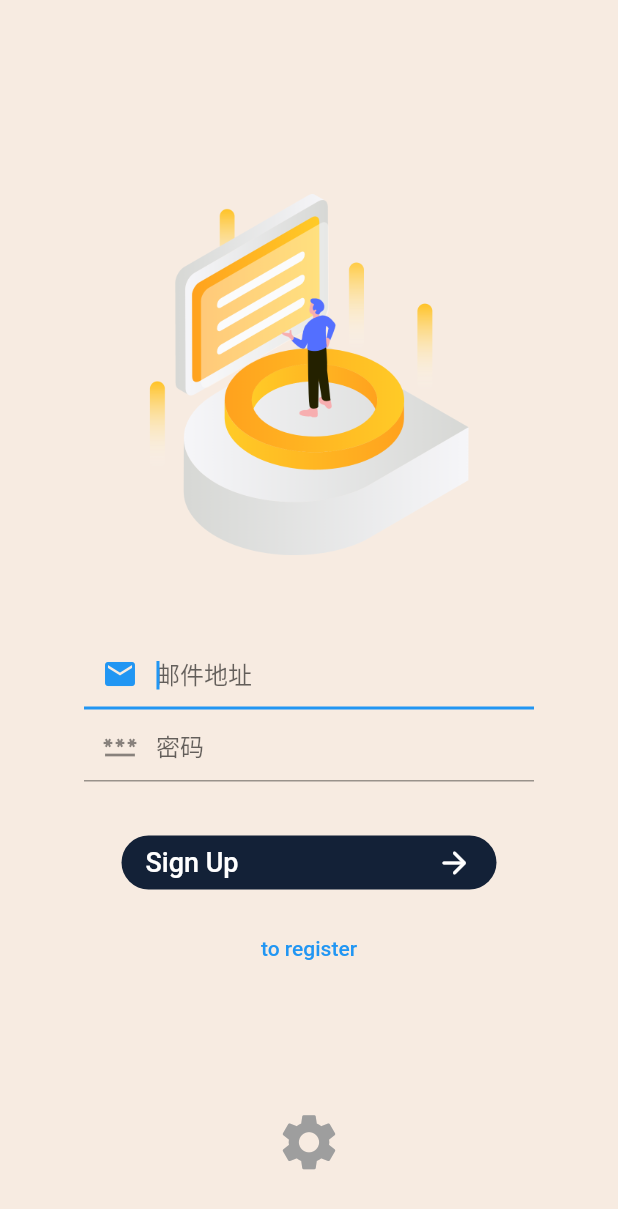
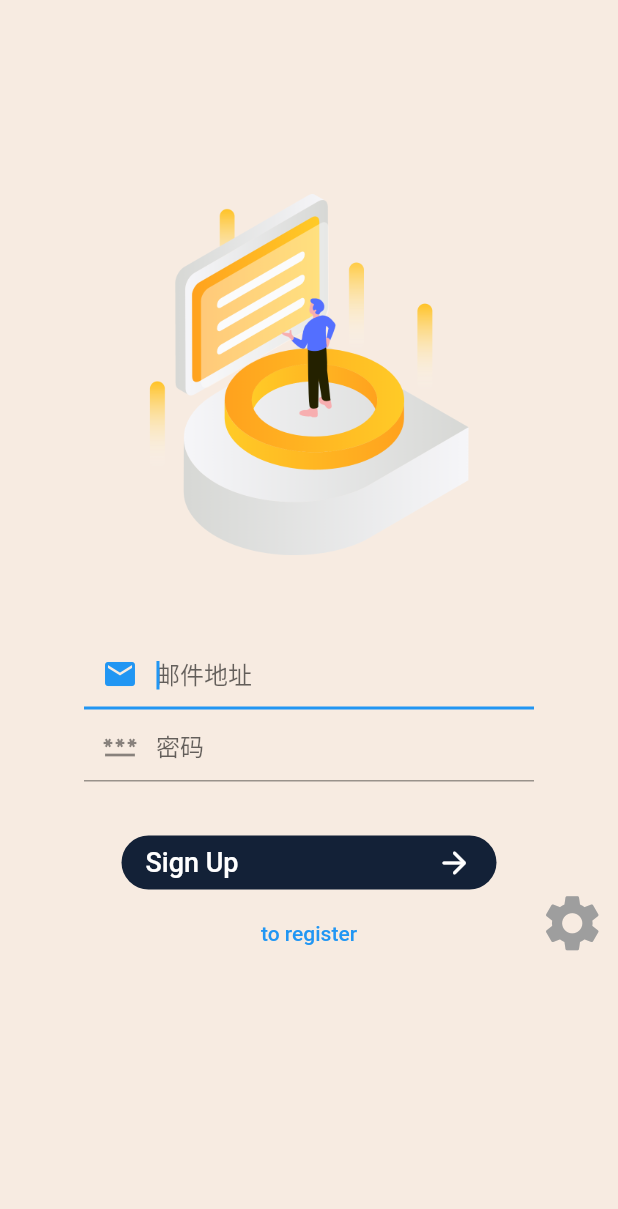
Before and after one commit to liwei1dao/lgflutter_console, a Flutter app: the screen it shows after launch, on a phone screen of 412 x 824 dp. Shown: the top 1209 px of the screen. Run offline on Flutter 3.47's test engine with Material 2 defaults, Android fonts, the phone set to English and light mode, and no system bars; drawn by our look-alikes of oktoast; our stand-ins replace convert, dio, flutter_spinkit, flutter_svg, shared_preferences; accounts and stored records are empty.

Commit message:
上传代码

```diff
--- a/lib/managers/dio_manager.dart
+++ b/lib/managers/dio_manager.dart
@@ -6,6 +6,7 @@ import 'package:dio/adapter.dart';
 import 'package:dio/dio.dart';
 import 'package:flutter/cupertino.dart';
 import 'package:lgflutter_console/managers/storage_manager.dart';
+import 'package:lgflutter_console/models/user_model.dart';
 
 String _signKey = "";
 // 是否启用代理
@@ -357,7 +358,8 @@ class RequestInterceptor extends Interceptor {
   @override
   // ignore: avoid_renaming_method_parameters
   onRequest(options, handle) {
-    String token = StorageManager.instance.getString('User-Token', "null");
+    String token =
+        StorageManager.instance.getString(UserModel.kUserToken, "null");
     options.headers['X-Token'] = token;
     options.data['Sign'] = _getSign(options.data);
     handle.next(options);
--- a/lib/models/project_model.dart
+++ b/lib/models/project_model.dart
@@ -3,9 +3,9 @@ import 'package:flutter/material.dart';
 class PorjectData {
   String? projectName;
   String? projectDes;
-  double? projectVersion;
+  num? projectVersion;
   String? projectTime;
-  Map<String, String>? projectMember;
+  Map<String, dynamic>? projectMember;
   PorjectData.fromJson(Map<String, dynamic> json) {
     projectName = json['ProjectName'];
     projectDes = json['ProjectDes'];
--- a/lib/scenes/login/components/login_view.dart
+++ b/lib/scenes/login/components/login_view.dart
@@ -20,6 +20,16 @@ class LoginView extends StatefulWidget {
 class _LoginViewState extends State<LoginView> {
   final TextEditingController _email = TextEditingController();
   final TextEditingController _password = TextEditingController();
+  final spinkit = SpinKitFadingCircle(
+    itemBuilder: (BuildContext context, int index) {
+      return DecoratedBox(
+        decoration: BoxDecoration(
+          color: index.isEven ? Colors.white : Colors.green,
+        ),
+      );
+    },
+  );
+
   @override
   Widget build(BuildContext context) {
     final positionOutAnim =
@@ -33,18 +43,30 @@ class _LoginViewState extends State<LoginView> {
       ),
     ));
 
-    final spinkit = SpinKitFadingCircle(
-      itemBuilder: (BuildContext context, int index) {
-        return DecoratedBox(
-          decoration: BoxDecoration(
-            color: index.isEven ? Colors.white : Colors.green,
+    return SlideTransition(
+      position: positionOutAnim,
+      child: Stack(
+        children: [
+          fromview(),
+          Positioned(
+            bottom: 0,
+            right: 0,
+            child: IconButton(
+              iconSize: 45,
+              color: Colors.grey,
+              icon: const Icon(Icons.settings),
+              onPressed: () {
+                widget.switchPage(2);
+              },
+            ),
+          ),
+        ],
       ),
     );
-      },
-    );
-    return SlideTransition(
-      position: positionOutAnim,
-      child: SingleChildScrollView(
+  }
+
+  Widget fromview() {
+    return SingleChildScrollView(
       child: Consumer<UserModel>(builder: (context, usermodel, child) {
         return Column(
           children: [
@@ -140,7 +162,7 @@ class _LoginViewState extends State<LoginView> {
                       ),
                     ),
                     const SizedBox(
-                        height: 15,
+                      height: 5,
                     ),
                     TextButton(
                       child: const Text("to register"),
@@ -152,25 +174,9 @@ class _LoginViewState extends State<LoginView> {
                 ),
               ),
             ),
-              const SizedBox(
-                height: 75,
-              ),
-              Padding(
-                padding: EdgeInsets.only(
-                    bottom: MediaQuery.of(context).padding.bottom),
-                child: IconButton(
-                  iconSize: 45,
-                  color: Colors.grey,
-                  icon: const Icon(Icons.settings),
-                  onPressed: () {
-                    widget.switchPage(2);
-                  },
-                ),
-              ),
           ],
         );
       }),
-      ),
     );
   }
 }
--- a/lib/scenes/login/components/register_view.dart
+++ b/lib/scenes/login/components/register_view.dart
@@ -120,7 +120,6 @@ class _RegisterViewState extends State<RegisterView> {
                                   textAlign: TextAlign.center,
                                   style: const TextStyle(
                                     color: Colors.white,
-                                    fontSize: 18,
                                     fontWeight: FontWeight.w500,
                                   ),
                                 )),
@@ -194,7 +193,7 @@ class _RegisterViewState extends State<RegisterView> {
                       ),
                     ),
                     const SizedBox(
-                      height: 15,
+                      height: 5,
                     ),
                     TextButton(
                       child: const Text("to login"),
```
Also changed, not shown: lib/scenes/home/components/home_info_view.dart (+25 -20 lines). Lines whose indentation alone changed are shown as unchanged.
